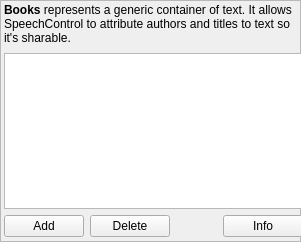
First picture: the form in ui/windows/settings/booksettingspane.ui, repository smartboyhw/speechcontrol, before the edit.
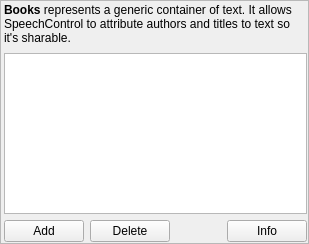
Second picture: the form after the edit.

Commit message: Updated the Books pane for the Settings dialog. Outline changes to be added to the pane as well.

```diff
--- a/ui/windows/settings/booksettingspane.ui
+++ b/ui/windows/settings/booksettingspane.ui
@@ -6,8 +6,8 @@
    <rect>
     <x>0</x>
     <y>0</y>
-    <width>301</width>
-    <height>242</height>
+    <width>309</width>
+    <height>244</height>
    </rect>
   </property>
   <property name="sizePolicy">
@@ -36,8 +36,8 @@
     <rect>
      <x>4</x>
      <y>2</y>
-     <width>299</width>
-     <height>235</height>
+     <width>303</width>
+     <height>240</height>
     </rect>
    </property>
    <layout class="QGridLayout" name="gridLayout">
@@ -71,7 +71,14 @@
      </widget>
     </item>
     <item row="1" column="0">
-     <widget class="QListWidget" name="lstBooks"/>
+     <widget class="QListWidget" name="lstBooks">
+      <property name="selectionMode">
+       <enum>QAbstractItemView::MultiSelection</enum>
+      </property>
+      <property name="sortingEnabled">
+       <bool>true</bool>
+      </property>
+     </widget>
     </item>
     <item row="2" column="0">
      <layout class="QHBoxLayout" name="horizontalLayout">
```
The commit also changes 1 other file.
